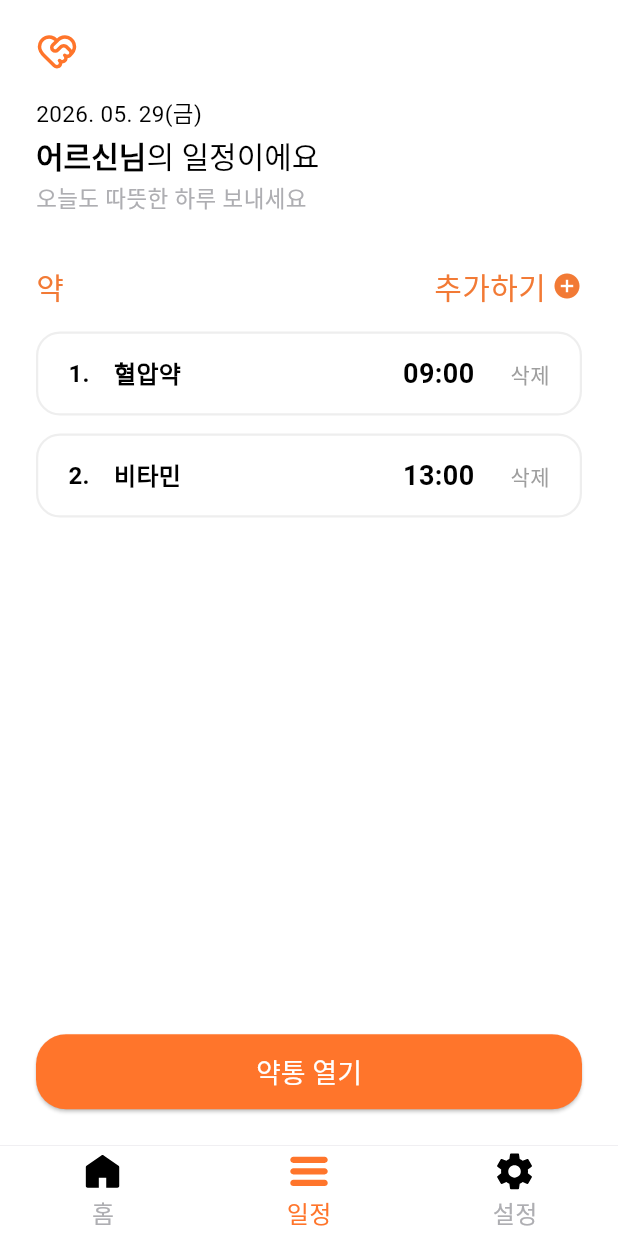
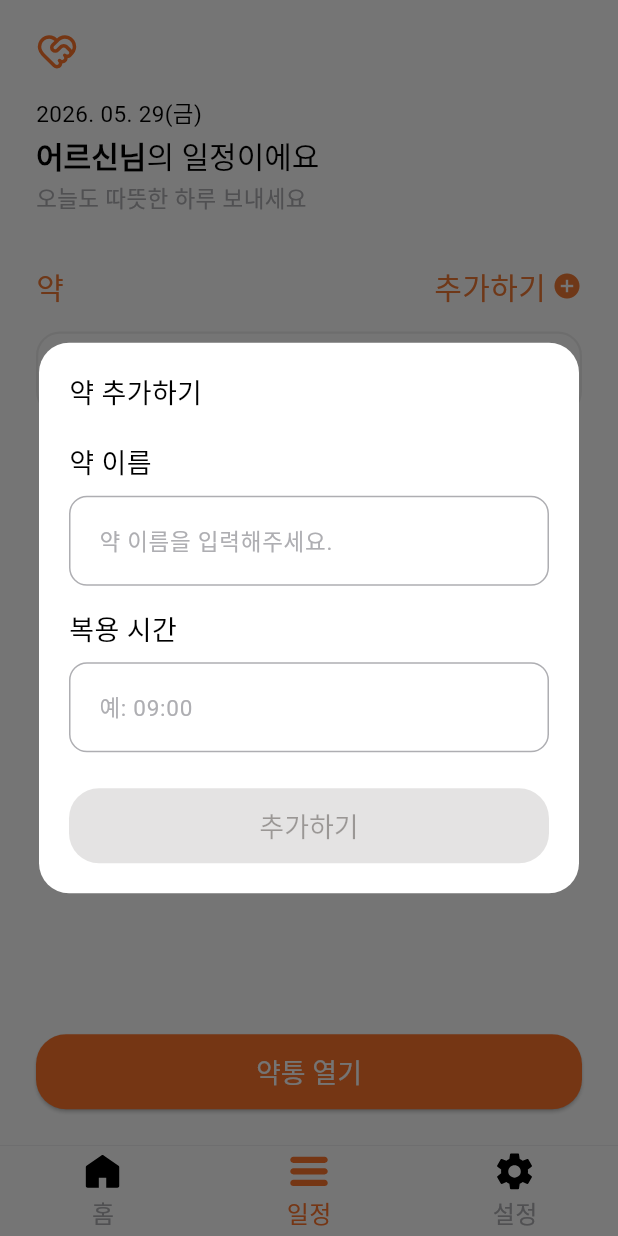
Before and after one commit to Ongi-Team/ongi-app, a Flutter app: the GuardianScheduleScreen screen opened by its route, after a tap on "추가하기", on a phone screen of 412 x 824 dp. Run offline on Flutter 3.47's test engine with Material 3 defaults, Android fonts, the phone set to English and light mode, and no system bars; our stand-ins replace dio, firebase_core, firebase_messaging, flutter_dotenv, flutter_local_notifications, flutter_secure_storage and 4 more; accounts and stored records are empty; generated files the repository leaves out were written again; Roboto replaces fonts that are missing (PretendardMedium, PretendardSemiBold).

Commit message:
feat: 약 추가 다이얼로그 구현

```diff
--- a/lib/features/guardian/schedule/schedule_screen.dart
+++ b/lib/features/guardian/schedule/schedule_screen.dart
@@ -3,6 +3,7 @@ import 'package:ongi_app/core/constants/styles.dart';
 import 'package:ongi_app/features/guardian/home/guardian_home_header.dart';
 import 'package:ongi_app/features/guardian/schedule/schedule_view_model.dart';
 import 'package:ongi_app/shared/widgets/basic_button.dart';
+import 'package:ongi_app/shared/widgets/basic_text_field.dart';
 
 class GuardianScheduleScreen extends StatefulWidget {
   const GuardianScheduleScreen({super.key});
@@ -61,10 +62,7 @@ class _GuardianScheduleScreenState extends State<GuardianScheduleScreen> {
                             .copyWith(color: primaryColor),
                       ),
                       GestureDetector(
-                        onTap: () {
-                          // 테스트용 데이터 추가 예시 (실제로는 다이얼로그나 새 창을 띄우시면 됩니다)
-                          _viewModel.addMedication('비타민', '13:00');
-                        },
+                        onTap: _showAddMedicationDialog,
                         child: Row(
                           children: [
                             Text(
@@ -120,6 +118,16 @@ class _GuardianScheduleScreenState extends State<GuardianScheduleScreen> {
     );
   }
 
+  Future<void> _showAddMedicationDialog() async {
+    final medication = await showDialog<_MedicationInput>(
+      context: context,
+      builder: (_) => const _AddMedicationDialog(),
+    );
+
+    if (medication == null) return;
+    _viewModel.addMedication(medication.name, medication.time);
+  }
+
   // 약 리스트의 단일 아이템 카드 빌더
   Widget _buildMedicationCard({
     required int index,
@@ -173,3 +181,103 @@ class _GuardianScheduleScreenState extends State<GuardianScheduleScreen> {
     );
   }
 }
+
+class _AddMedicationDialog extends StatefulWidget {
+  const _AddMedicationDialog();
+
+  @override
+  State<_AddMedicationDialog> createState() => _AddMedicationDialogState();
+}
+
+class _AddMedicationDialogState extends State<_AddMedicationDialog> {
+  final TextEditingController _nameController = TextEditingController();
+  final TextEditingController _timeController = TextEditingController();
+
+  bool get _canAdd =>
+      _nameController.text.trim().isNotEmpty &&
+      _timeController.text.trim().isNotEmpty;
+
+  @override
+  void dispose() {
+    _nameController.dispose();
+    _timeController.dispose();
+    super.dispose();
+  }
+
+  @override
+  Widget build(BuildContext context) {
+    final keyboardHeight = MediaQuery.viewInsetsOf(context).bottom;
+
+    return AnimatedPadding(
+      duration: const Duration(milliseconds: 180),
+      curve: Curves.easeOut,
+      padding: EdgeInsets.only(bottom: keyboardHeight),
+      child: Center(
+        child: Padding(
+          padding: const EdgeInsets.symmetric(horizontal: 24),
+          child: ConstrainedBox(
+            constraints: const BoxConstraints(
+              maxWidth: 360,
+              maxHeight: 420,
+            ),
+            child: Material(
+              color: Colors.white,
+              borderRadius: BorderRadius.circular(20),
+              child: SingleChildScrollView(
+                padding: const EdgeInsets.all(20),
+                child: Column(
+                  mainAxisSize: MainAxisSize.min,
+                  crossAxisAlignment: CrossAxisAlignment.start,
+                  children: [
+                    const Text('약 추가하기', style: OngiTextStyle.button18),
+                    const SizedBox(height: 20),
+                    BasicTextField(
+                      label: '약 이름',
+                      hintText: '약 이름을 입력해주세요.',
+                      controller: _nameController,
+                      keyboardType: TextInputType.text,
+                      onChanged: (_) => setState(() {}),
+                    ),
+                    const SizedBox(height: 16),
+                    BasicTextField(
+                      label: '복용 시간',
+                      hintText: '예: 09:00',
+                      controller: _timeController,
+                      keyboardType: TextInputType.datetime,
+                      onChanged: (_) => setState(() {}),
+                    ),
+                    const SizedBox(height: 24),
+                    BasicButton(
+                      text: '추가하기',
+                      isClickable: _canAdd,
+                      onPressed: _canAdd
+                          ? () {
+                              Navigator.of(context).pop(
+                                _MedicationInput(
+                                  name: _nameController.text.trim(),
+                                  time: _timeController.text.trim(),
+                                ),
+                              );
+                            }
+                          : null,
+                    ),
+                  ],
+                ),
+              ),
+            ),
+          ),
+        ),
+      ),
+    );
+  }
+}
+
+class _MedicationInput {
+  const _MedicationInput({
+    required this.name,
+    required this.time,
+  });
+
+  final String name;
+  final String time;
+}
```
